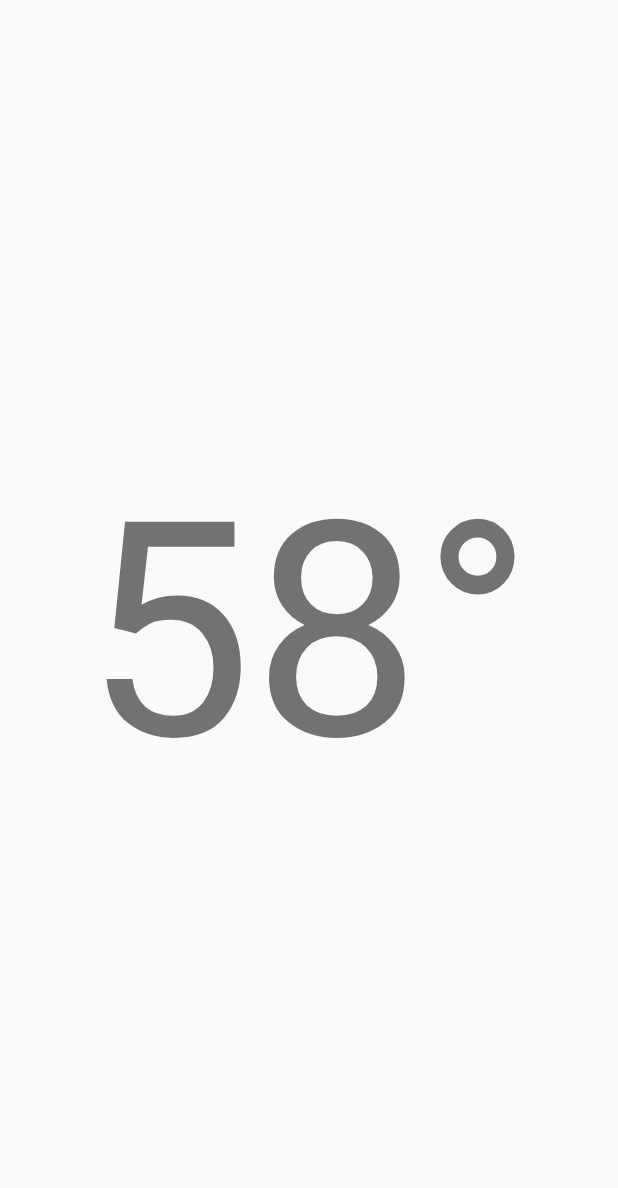
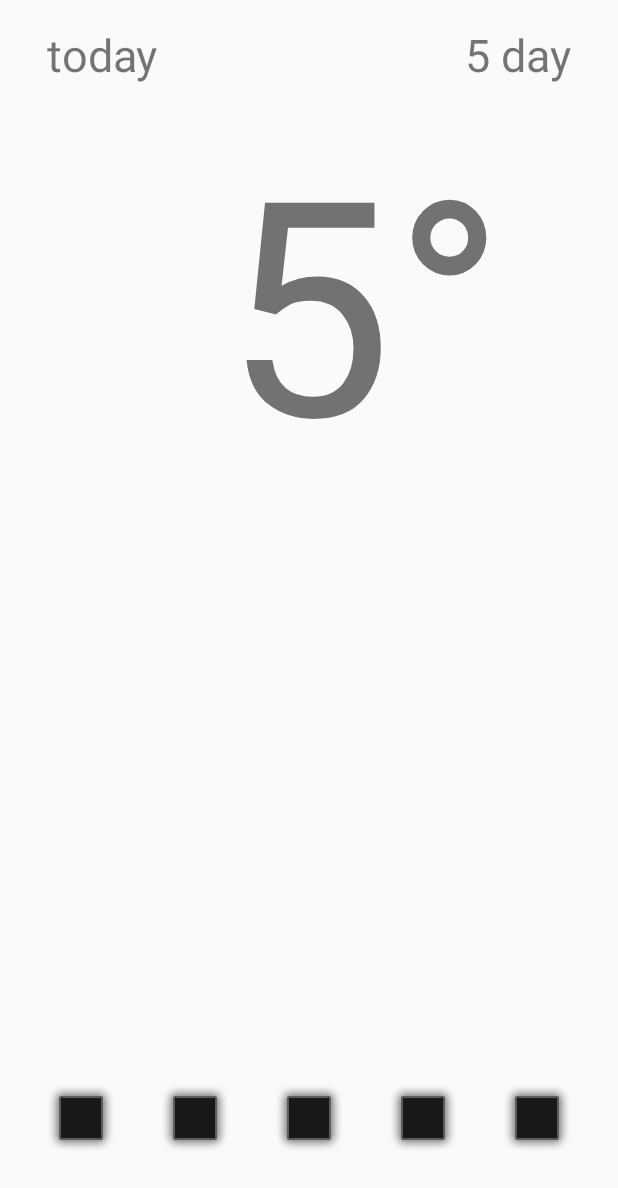
Before and after one commit to zurche/color-weather, an Android app: the layout activity_weather.xml on its own in the app's theme, with its tools: preview values and no code run, on a phone screen of 412 x 824 dp. Shown: the top 1188 px of the screen. Run offline under Robolectric (Android 15) with nearby library versions, the phone set to English and light mode, and no system bars.

Commit message:
Major UI update and font setup

```diff
--- a/app/src/main/res/layout/activity_weather.xml
+++ b/app/src/main/res/layout/activity_weather.xml
@@ -14,11 +14,25 @@
         android:id="@+id/current_weather"
         android:layout_width="wrap_content"
         android:layout_height="wrap_content"
-        tools:text="58°"
-        android:layout_centerVertical="true"
         android:layout_centerHorizontal="true"
-        android:textSize="200sp"/>
+        android:paddingTop="50dp"
+        android:textSize="200sp"
+        tools:text="5"
+        android:layout_alignParentBottom="true"
+        android:layout_alignParentTop="true" />
 
-    <include layout="@layout/five_day_forecast_layout"/>
+    <include layout="@layout/five_day_forecast_layout" />
+
+    <include layout="@layout/day_selection_layout" />
+
+    <TextView
+        android:id="@+id/degrees_icon"
+        android:layout_width="wrap_content"
+        android:layout_height="wrap_content"
+        android:textSize="200sp"
+        android:text="@string/degrees_icon"
+        android:layout_alignBaseline="@+id/current_weather"
+        android:layout_alignBottom="@+id/current_weather"
+        android:layout_toEndOf="@+id/current_weather" />
 
 </RelativeLayout>
--- /dev/null
+++ b/app/src/main/res/layout/day_selection_layout.xml
@@ -0,0 +1,55 @@
+<?xml version="1.0" encoding="utf-8"?>
+<RelativeLayout xmlns:android="http://schemas.android.com/apk/res/android"
+    xmlns:tools="http://schemas.android.com/tools"
+    android:id="@+id/day_selection_layout"
+    android:layout_width="match_parent"
+    android:layout_height="wrap_content"
+    android:paddingEnd="15dp"
+    android:paddingStart="15dp"
+    tools:showIn="@layout/activity_weather">
+
+    <TextView
+        android:id="@+id/today_button"
+        android:layout_width="wrap_content"
+        android:layout_height="wrap_content"
+        android:layout_alignParentStart="true"
+        android:layout_alignParentTop="true"
+        android:text="@string/today"
+        android:textSize="30sp" />
+
+    <TextView
+        android:id="@+id/today_underline"
+        android:layout_width="wrap_content"
+        android:layout_height="10dp"
+        android:layout_alignParentStart="true"
+        android:layout_alignParentTop="true"
+        android:layout_marginTop="23dp"
+        android:background="@color/underline_background_color"
+        android:text="@string/today"
+        android:textColor="@color/underline_text_color"
+        android:textSize="30sp"
+        android:visibility="gone" />
+
+    <TextView
+        android:id="@+id/five_day_button"
+        android:layout_width="wrap_content"
+        android:layout_height="wrap_content"
+        android:layout_alignParentEnd="true"
+        android:layout_alignParentTop="true"
+        android:text="@string/_5_day"
+        android:textSize="30sp" />
+
+    <TextView
+        android:id="@+id/five_day_underline"
+        android:layout_width="wrap_content"
+        android:layout_height="10dp"
+        android:layout_alignParentEnd="true"
+        android:layout_alignParentTop="true"
+        android:layout_marginTop="23dp"
+        android:background="@color/underline_background_color"
+        android:text="@string/_5_day"
+        android:textColor="@color/underline_text_color"
+        android:textSize="30sp"
+        android:visibility="gone" />
+
+</RelativeLayout>
--- a/app/src/main/res/layout/five_day_forecast_layout.xml
+++ b/app/src/main/res/layout/five_day_forecast_layout.xml
@@ -15,14 +15,19 @@
         android:orientation="vertical">
 
         <TextView
-            android:id="@+id/first_forecast_max"
+            android:id="@+id/first_forecast"
             style="@style/ForecastElement"
             tools:text="56°" />
 
+        <ImageView
+            android:layout_width="match_parent"
+            android:layout_height="match_parent"
+            android:src="@android:drawable/alert_dark_frame"/>
+
         <TextView
-            android:id="@+id/first_forecast_min"
-            style="@style/ForecastElement"
-            tools:text="9°" />
+            android:id="@+id/first_forecast_day"
+            style="@style/SelectedForecastElementDay"
+            tools:text="MON"/>
 
     </LinearLayout>
 
@@ -34,14 +39,19 @@
         android:orientation="vertical">
 
         <TextView
-            android:id="@+id/second_forecast_max"
+            android:id="@+id/second_forecast"
             style="@style/ForecastElement"
             tools:text="56°" />
 
+        <ImageView
+            android:layout_width="match_parent"
+            android:layout_height="match_parent"
+            android:src="@android:drawable/alert_dark_frame"/>
+
         <TextView
-            android:id="@+id/second_forecast_min"
-            style="@style/ForecastElement"
-            tools:text="9°" />
+            android:id="@+id/second_forecast_day"
+            style="@style/ForecastElementDay"
+            tools:text="MON"/>
 
     </LinearLayout>
 
@@ -53,14 +63,19 @@
         android:orientation="vertical">
 
         <TextView
-            android:id="@+id/third_forecast_max"
+            android:id="@+id/third_forecast"
             style="@style/ForecastElement"
             tools:text="56°" />
 
+        <ImageView
+            android:layout_width="match_parent"
+            android:layout_height="match_parent"
+            android:src="@android:drawable/alert_dark_frame"/>
+
         <TextView
-            android:id="@+id/third_forecast_min"
-            style="@style/ForecastElement"
-            tools:text="9°" />
+            android:id="@+id/third_forecast_day"
+            style="@style/ForecastElementDay"
+            tools:text="MON"/>
 
     </LinearLayout>
 
@@ -72,14 +87,19 @@
         android:orientation="vertical">
 
         <TextView
-            android:id="@+id/fourth_forecast_max"
+            android:id="@+id/fourth_forecast"
             style="@style/ForecastElement"
             tools:text="56°" />
 
+        <ImageView
+            android:layout_width="match_parent"
+            android:layout_height="match_parent"
+            android:src="@android:drawable/alert_dark_frame"/>
+
         <TextView
-            android:id="@+id/fourth_forecast_min"
-            style="@style/ForecastElement"
-            tools:text="9°" />
+            android:id="@+id/fourth_forecast_day"
+            style="@style/ForecastElementDay"
+            tools:text="MON"/>
 
     </LinearLayout>
 
@@ -91,14 +111,19 @@
         android:orientation="vertical">
 
         <TextView
-            android:id="@+id/fifth_forecast_max"
+            android:id="@+id/fifth_forecast"
             style="@style/ForecastElement"
             tools:text="56°" />
 
+        <ImageView
+            android:layout_width="match_parent"
+            android:layout_height="match_parent"
+            android:src="@android:drawable/alert_dark_frame"/>
+
         <TextView
-            android:id="@+id/fifth_forecast_min"
-            style="@style/ForecastElement"
-            tools:text="9°" />
+            android:id="@+id/fifth_forecast_day"
+            style="@style/ForecastElementDay"
+            tools:text="MON"/>
 
     </LinearLayout>
 
--- a/app/src/main/res/values/colors.xml
+++ b/app/src/main/res/values/colors.xml
@@ -11,4 +11,8 @@
     <color name="ok">#48e2c0</color>         <!-- >>21 & <<23    |      >>70 & <<74 -->
     <color name="ok_chill">#49e2db</color>   <!-- >>21 & <<15    |      >>60 & <<70 -->
     <color name="cold">#82ceea</color>       <!-- >>15           |      <<60 -->
+
+    <color name="underline_text_color">#0082ceea</color>
+    <color name="underline_background_color">#7ff1dd4b</color>
+
 </resources>
--- a/app/src/main/res/values/dimens.xml
+++ b/app/src/main/res/values/dimens.xml
@@ -4,4 +4,5 @@
     <dimen name="activity_vertical_margin">16dp</dimen>
 
     <dimen name="five_day_forecast_text_size">35sp</dimen>
+    <dimen name="five_day_forecast_day_text_size">25sp</dimen>
 </resources>
--- a/app/src/main/res/values/strings.xml
+++ b/app/src/main/res/values/strings.xml
@@ -1,4 +1,8 @@
 <resources>
     <string name="app_name">ColorWeather</string>
     <string name="degrees_placeholder">%d°</string>
+    <string name="degrees_icon">°</string>
+    <string name="now">NOW</string>
+    <string name="today">today</string>
+    <string name="_5_day">5 day</string>
 </resources>
--- a/app/src/main/res/values/styles.xml
+++ b/app/src/main/res/values/styles.xml
@@ -13,9 +13,19 @@
         <!-- Customize your theme here. -->
         <item name="android:layout_width">wrap_content</item>
         <item name="android:layout_height">wrap_content</item>
-        <item name="android:textColor">@color/colorAccent</item>
         <item name="android:textSize">@dimen/five_day_forecast_text_size</item>
-        <item name="android:fontFamily">monospace</item>
+        <item name="android:textStyle">bold</item>
+    </style>
+
+    <style name="ForecastElementDay" parent="@style/ForecastElement">
+        <!-- Customize your theme here. -->
+        <item name="android:textSize">@dimen/five_day_forecast_day_text_size</item>
+        <item name="android:textAllCaps">true</item>
+        <item name="android:textStyle">normal</item>
+    </style>
+
+    <style name="SelectedForecastElementDay" parent="@style/ForecastElementDay">
+        <!-- Customize your theme here. -->
         <item name="android:textStyle">bold</item>
     </style>
 
```
Also changed, not shown: app/src/main/java/az/colorweather/view/WeatherActivity.java (+128 -56 lines), app/src/main/assets/Roboto-Black.ttf (added), app/src/main/assets/Roboto-Regular.ttf (added), 1 other file.
